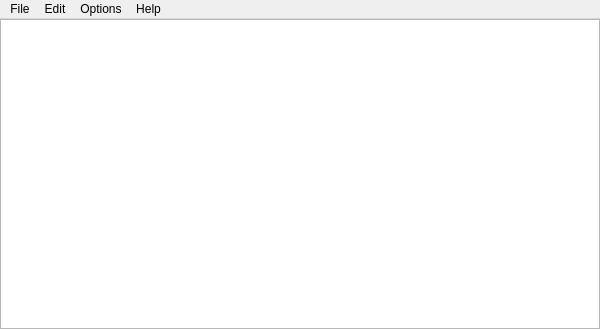
Above: mainwindow.ui from BenDoan/BenPad before the change. Below: the same form after it.
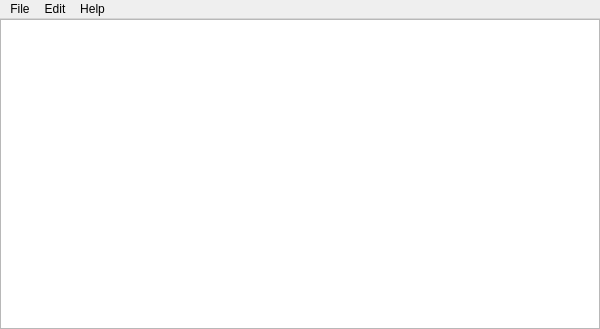
That is the form after the change.

Patch:
```diff
--- a/mainwindow.ui
+++ b/mainwindow.ui
@@ -86,12 +86,6 @@
     <addaction name="separator"/>
     <addaction name="actionSelect_All"/>
    </widget>
-   <widget class="QMenu" name="menuOptions">
-    <property name="title">
-     <string>Options</string>
-    </property>
-    <addaction name="actionSettings"/>
-   </widget>
    <widget class="QMenu" name="menuHelp">
     <property name="title">
      <string>Help</string>
@@ -100,7 +94,6 @@
    </widget>
    <addaction name="menuFile"/>
    <addaction name="menuEdit"/>
-   <addaction name="menuOptions"/>
    <addaction name="menuHelp"/>
   </widget>
   <action name="actionOpen">
```
Left out of the diff: 6 changed lines with no effect on the pictures.
